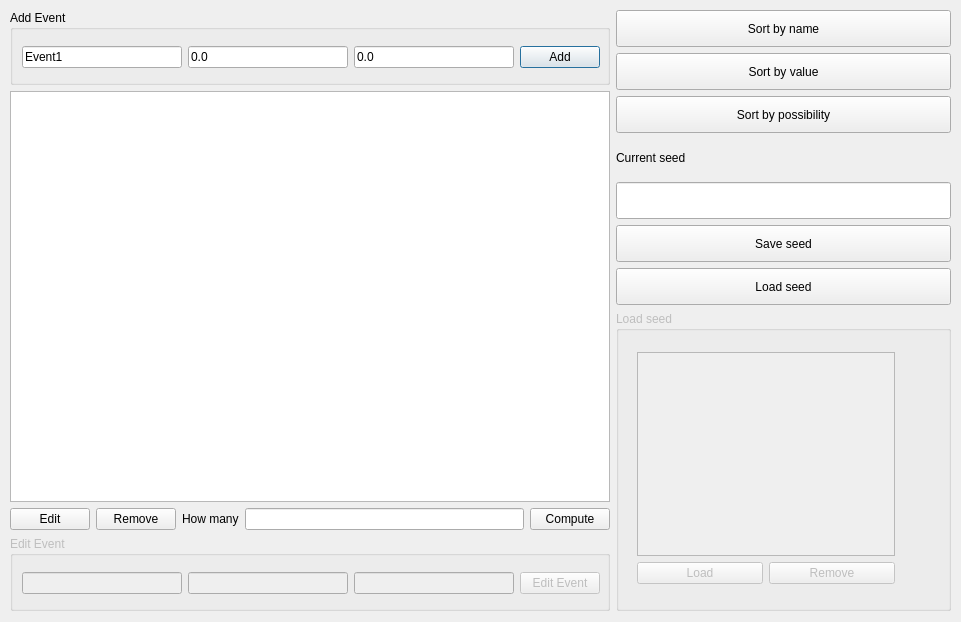
The window that dicesmanual.ui (vlad-avr/Lab2_Random_event_modeling) describes before a commit, drawn with Qt 5.
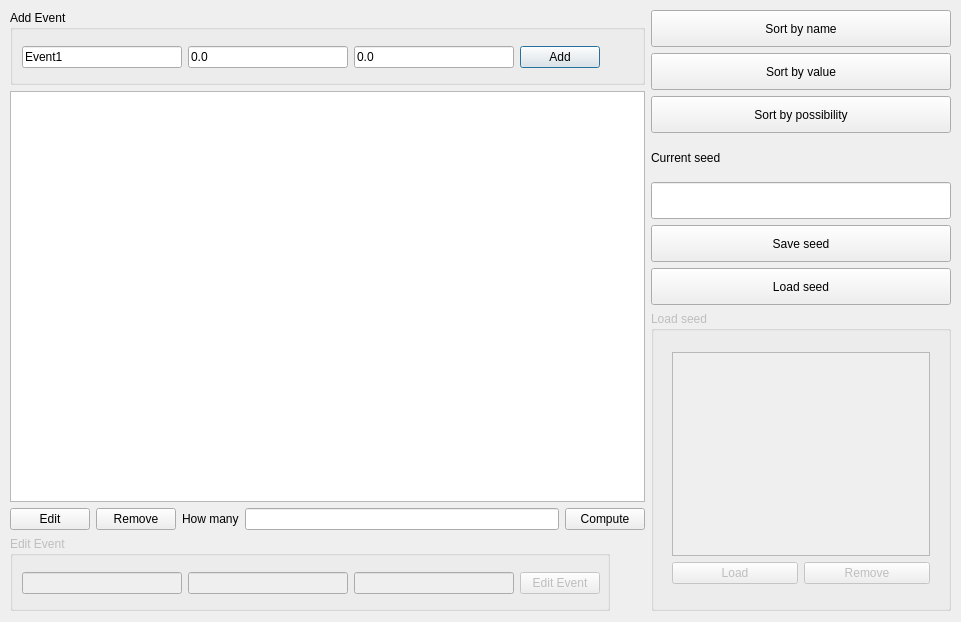
The same window after the commit.

Diff of the .ui file:
```diff
--- a/dicesmanual.ui
+++ b/dicesmanual.ui
@@ -10,10 +10,22 @@
     <height>622</height>
    </rect>
   </property>
+  <property name="minimumSize">
+   <size>
+    <width>961</width>
+    <height>622</height>
+   </size>
+  </property>
+  <property name="maximumSize">
+   <size>
+    <width>961</width>
+    <height>622</height>
+   </size>
+  </property>
   <property name="windowTitle">
    <string>Dialog</string>
   </property>
-  <widget class="QWidget" name="">
+  <widget class="QWidget" name="layoutWidget">
    <property name="geometry">
     <rect>
      <x>0</x>
@@ -24,7 +36,7 @@
    </property>
    <layout class="QVBoxLayout" name="verticalLayout_4"/>
   </widget>
-  <widget class="QWidget" name="">
+  <widget class="QWidget" name="layoutWidget">
    <property name="geometry">
     <rect>
      <x>10</x>
@@ -33,7 +45,7 @@
      <height>601</height>
     </rect>
    </property>
-   <layout class="QHBoxLayout" name="horizontalLayout_5">
+   <layout class="QHBoxLayout" name="horizontalLayout_5" stretch="1,0">
     <property name="sizeConstraint">
      <enum>QLayout::SetNoConstraint</enum>
     </property>
@@ -50,7 +62,7 @@
         <property name="title">
          <string>Add Event</string>
         </property>
-        <widget class="QWidget" name="">
+        <widget class="QWidget" name="layoutWidget">
          <property name="geometry">
           <rect>
            <x>12</x>
@@ -372,7 +384,7 @@
         <property name="title">
          <string>Load seed</string>
         </property>
-        <widget class="QWidget" name="">
+        <widget class="QWidget" name="layoutWidget">
          <property name="geometry">
           <rect>
            <x>21</x>
```
Left out of the diff: 2 changed lines with no effect on the pictures.
